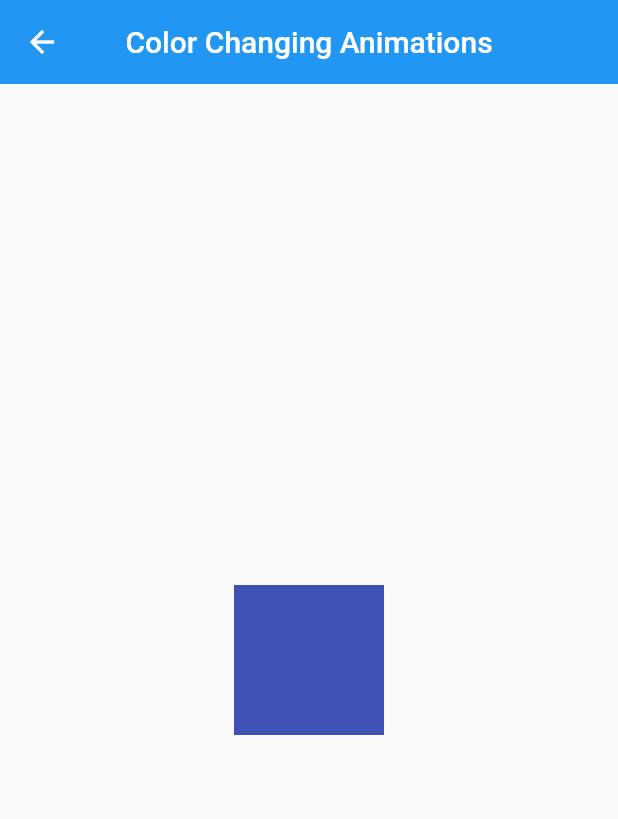
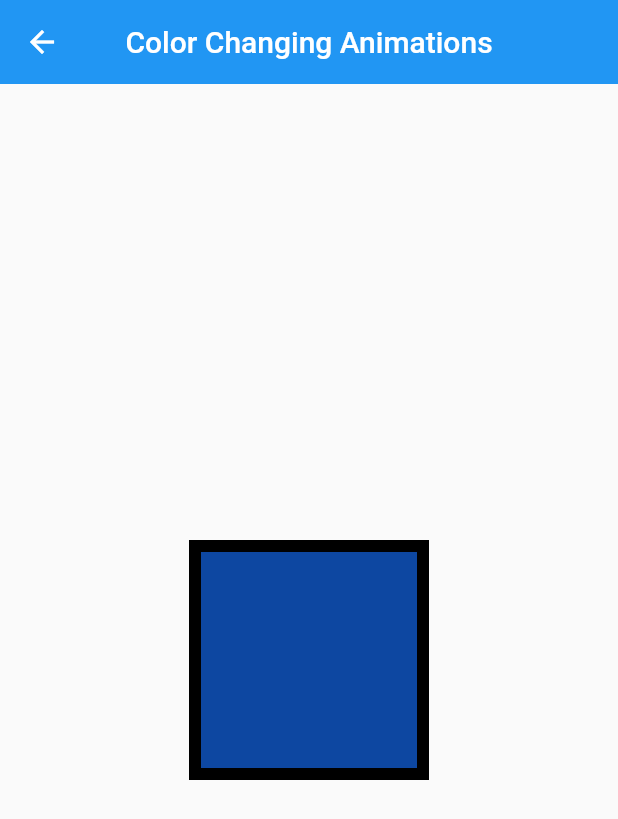
Before and after one commit to J-ManProjects/flutter_experimentation, a Flutter app: the ColorAnimations screen opened by its route, on a phone screen of 412 x 824 dp. Shown: the top 819 px of the screen. Run offline on Flutter 3.47's test engine with Material 2 defaults, Android fonts, the phone set to English and light mode, and no system bars; missing offline and left inert: flutter_midi.

Commit message:
Made the coloured square bigger and with an outline

```diff
--- a/lib/pages/color_animations.dart
+++ b/lib/pages/color_animations.dart
@@ -28,8 +28,8 @@ class _ColorAnimationsState extends State<ColorAnimations>
 
     // Initialise the color(s).
     animation = Tween<Color>(
-      begin: Colors.indigo,
-      end: Colors.amber,
+      begin: Colors.blue[900],
+      end: Colors.red[900],
     ).animate(controller);
 
     // Add a status listener to the controller.
@@ -55,9 +55,14 @@ class _ColorAnimationsState extends State<ColorAnimations>
       ),
       body: Center(
         child: Container(
-          height: 100,
-          width: 100,
-          color: animation?.value,
+          decoration: BoxDecoration(
+            border: Border.all(
+              width: 8,
+            ),
+            color: animation?.value,
+          ),
+          height: 160,
+          width: 160,
           child: InkWell(
             onTap: () {
               setState(() {
```
